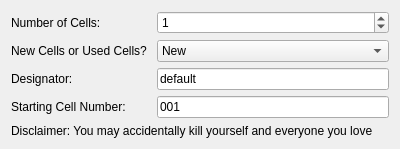
The window that wizardpageone.ui (Lexcelon/batlab-toolkit-gui) describes before a commit, drawn with Qt 5.
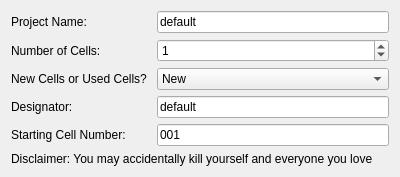
The same window after the commit.

Commit message: added project name

What changed in the file:
```diff
--- a/wizardpageone.ui
+++ b/wizardpageone.ui
@@ -7,7 +7,7 @@
     <x>0</x>
     <y>0</y>
     <width>400</width>
-    <height>139</height>
+    <height>158</height>
    </rect>
   </property>
   <property name="sizePolicy">
@@ -22,21 +22,21 @@
   <layout class="QVBoxLayout" name="verticalLayout">
    <item>
     <layout class="QFormLayout" name="formLayout">
-     <item row="2" column="1">
+     <item row="3" column="1">
       <widget class="QLineEdit" name="name">
        <property name="text">
         <string>default</string>
        </property>
       </widget>
      </item>
-     <item row="2" column="0">
+     <item row="3" column="0">
       <widget class="QLabel" name="label_3">
        <property name="text">
         <string>Designator: </string>
        </property>
       </widget>
      </item>
-     <item row="1" column="1">
+     <item row="2" column="1">
       <widget class="QComboBox" name="comboBox">
        <item>
         <property name="text">
@@ -50,14 +50,14 @@
        </item>
       </widget>
      </item>
-     <item row="1" column="0">
+     <item row="2" column="0">
       <widget class="QLabel" name="label_2">
        <property name="text">
         <string>New Cells or Used Cells? </string>
        </property>
       </widget>
      </item>
-     <item row="0" column="1">
+     <item row="1" column="1">
       <widget class="QSpinBox" name="numCells">
        <property name="maximum">
         <number>999999999</number>
@@ -67,21 +67,21 @@
        </property>
       </widget>
      </item>
-     <item row="0" column="0">
+     <item row="1" column="0">
       <widget class="QLabel" name="label">
        <property name="text">
         <string>Number of Cells: </string>
        </property>
       </widget>
      </item>
-     <item row="3" column="0">
+     <item row="4" column="0">
       <widget class="QLabel" name="label_5">
        <property name="text">
         <string>Starting Cell Number: </string>
        </property>
       </widget>
      </item>
-     <item row="3" column="1">
+     <item row="4" column="1">
       <widget class="QLineEdit" name="startingIndex">
        <property name="text">
         <string>001</string>
@@ -91,6 +91,20 @@
        </property>
       </widget>
      </item>
+     <item row="0" column="0">
+      <widget class="QLabel" name="label_6">
+       <property name="text">
+        <string>Project Name:</string>
+       </property>
+      </widget>
+     </item>
+     <item row="0" column="1">
+      <widget class="QLineEdit" name="projectName">
+       <property name="text">
+        <string>default</string>
+       </property>
+      </widget>
+     </item>
     </layout>
    </item>
    <item>
```
The commit also changes 5 other files.
